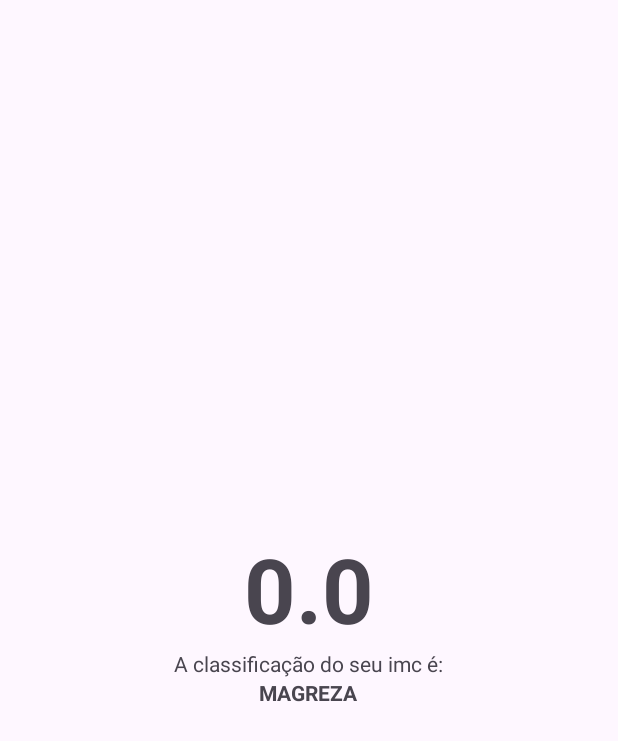
After one commit to wsaadeh/calculadoraImc, an Android app: the ResultActivity screen opened directly, with no data from a screen before it, on a phone screen of 412 x 824 dp. The commit adds this screen. Shown: the top 741 px of the screen. Run offline under Robolectric (Android 15) with nearby library versions, the phone set to English and light mode, and no system bars.

Commit message:
Exibir resultado do imc e classificação em nova tela

```diff
--- a/app/build.gradle.kts
+++ b/app/build.gradle.kts
@@ -41,6 +41,7 @@ dependencies {
     implementation("androidx.appcompat:appcompat:1.6.1")
     implementation("com.google.android.material:material:1.10.0")
     implementation("androidx.constraintlayout:constraintlayout:2.1.4")
+    implementation("androidx.activity:activity:1.9.2")
     testImplementation("junit:junit:4.13.2")
     androidTestImplementation("androidx.test.ext:junit:1.1.5")
     androidTestImplementation("androidx.test.espresso:espresso-core:3.5.1")
--- a/app/src/main/AndroidManifest.xml
+++ b/app/src/main/AndroidManifest.xml
@@ -13,6 +13,9 @@
         android:theme="@style/Theme.Calculadoraimc"
         tools:targetApi="31">
         <activity
+            android:name=".ResultActivity"
+            android:exported="false" />
+        <activity
             android:name=".MainActivity"
             android:exported="true">
             <intent-filter>
--- /dev/null
+++ b/app/src/main/java/com/comunidadedevspace/imc/ResultActivity.kt
@@ -0,0 +1,47 @@
+package com.comunidadedevspace.imc
+
+import android.os.Bundle
+import android.widget.TextView
+import androidx.activity.enableEdgeToEdge
+import androidx.appcompat.app.AppCompatActivity
+import androidx.core.view.ViewCompat
+import androidx.core.view.WindowInsetsCompat
+
+const val KEY_RESULT_IMC = "ResultActivity.KEY_IMC"
+
+class ResultActivity : AppCompatActivity() {
+    override fun onCreate(savedInstanceState: Bundle?) {
+        super.onCreate(savedInstanceState)
+        enableEdgeToEdge()
+        setContentView(R.layout.activity_result)
+        ViewCompat.setOnApplyWindowInsetsListener(findViewById(R.id.main)) { v, insets ->
+            val systemBars = insets.getInsets(WindowInsetsCompat.Type.systemBars())
+            v.setPadding(systemBars.left, systemBars.top, systemBars.right, systemBars.bottom)
+            insets
+        }
+
+        val result = intent.getFloatExtra(KEY_RESULT_IMC, 0f )
+
+        val tvResult = findViewById<TextView>(R.id.tv_result)
+        val tvClassfic = findViewById<TextView>(R.id.tv_classificacao)
+
+        tvResult.text = result.toString()
+
+        val classificacao: String = if (result <= 18.5f){
+            "MAGREZA"
+        } else if(result > 18.5f && result <= 24.9f){
+            "NORMAL"
+        } else if(result > 25f && result <= 29.9f){
+            "SOBREPESO"
+        } else if(result > 30f && result <= 39.9f){
+            "OBESIDADE"
+        } else {
+            "OBESIDADE GRAVE"
+        }
+
+        tvClassfic.text = classificacao
+
+        println("resultado " + result)
+
+    }
+}
--- /dev/null
+++ b/app/src/main/res/layout/activity_result.xml
@@ -0,0 +1,33 @@
+<?xml version="1.0" encoding="utf-8"?>
+<LinearLayout xmlns:android="http://schemas.android.com/apk/res/android"
+    xmlns:app="http://schemas.android.com/apk/res-auto"
+    xmlns:tools="http://schemas.android.com/tools"
+    android:id="@+id/main"
+    android:layout_width="match_parent"
+    android:layout_height="match_parent"
+    android:orientation="vertical"
+    android:gravity="center"
+    tools:context=".ResultActivity">
+
+    <TextView
+        android:id="@+id/tv_result"
+        android:textSize="60dp"
+        android:maxLength="5"
+        android:layout_width="wrap_content"
+        android:layout_height="wrap_content"
+        android:textStyle="bold"
+        tools:text="23.66" />
+
+    <TextView
+        android:id="@+id/tv_classificacao_label"
+        android:layout_width="wrap_content"
+        android:layout_height="wrap_content"
+        android:text="A classificação do seu imc é:" />
+
+    <TextView
+        android:id="@+id/tv_classificacao"
+        android:layout_width="wrap_content"
+        android:layout_height="wrap_content"
+        android:textStyle="bold"
+        tools:text="NORMAL" />
+</LinearLayout>
```
Also changed, not shown: app/src/main/java/com/comunidadedevspace/imc/MainActivity.kt (+15 -7 lines).
